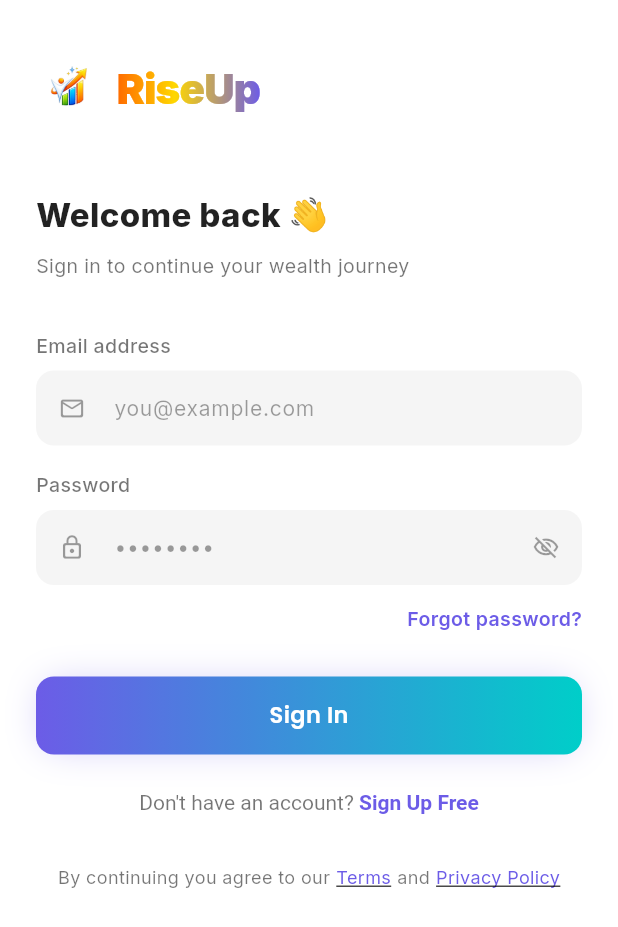
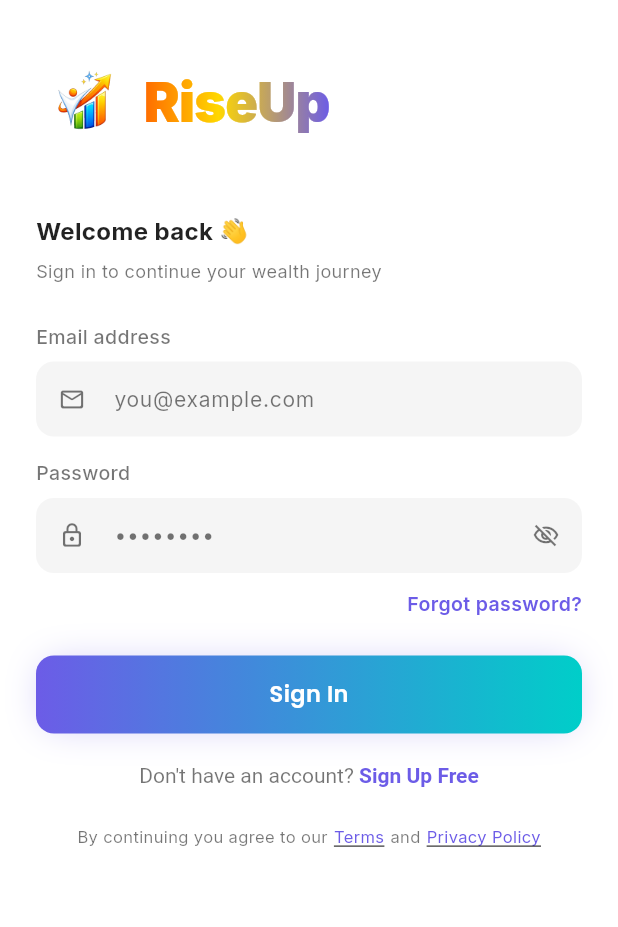
Before and after one commit to exploreofficialzz-star/Rise-Up, a Flutter app: the screen it shows after launch, on a phone screen of 412 x 824 dp. Shown: the top 927 px of the screen. Run offline on Flutter 3.47's test engine with Material 3 defaults, Android fonts, the phone set to English and light mode, and no system bars; drawn by our look-alikes of flutter_animate; our stand-ins replace connectivity_plus, dio, fl_chart, flutter_local_notifications, flutter_markdown, flutter_riverpod and 11 more; accounts and stored records are empty; network calls fail.

Commit message:
Update login_screen.dart

```diff
--- a/frontend/lib/screens/auth/login_screen.dart
+++ b/frontend/lib/screens/auth/login_screen.dart
@@ -5,7 +5,6 @@ import '../../config/app_constants.dart';
 import '../../services/api_service.dart';
 import '../../utils/storage_service.dart';
 import '../../widgets/gradient_button.dart';
-import '../../widgets/app_text_field.dart';
 
 class LoginScreen extends StatefulWidget {
   const LoginScreen({super.key});
@@ -17,6 +16,7 @@ class _LoginScreenState extends State<LoginScreen> {
   final _emailCtrl = TextEditingController();
   final _passCtrl  = TextEditingController();
   bool   _loading  = false;
+  bool   _obscure  = true;
   String? _error;
 
   @override
@@ -64,9 +64,10 @@ class _LoginScreenState extends State<LoginScreen> {
   @override
   Widget build(BuildContext context) {
     final isDark = Theme.of(context).brightness == Brightness.dark;
-    final bgColor = Theme.of(context).scaffoldBackgroundColor;
+    final bgColor = isDark ? Colors.black : Colors.white;
     final textColor = isDark ? Colors.white : Colors.black87;
     final subColor = isDark ? Colors.white60 : Colors.black54;
+    final inputFill = isDark ? const Color(0xFF1A1A2E) : Colors.grey.shade100;
 
     return Scaffold(
       backgroundColor: bgColor,
@@ -78,20 +79,21 @@ class _LoginScreenState extends State<LoginScreen> {
             children: [
               const SizedBox(height: 16),
 
-              // ── Logo + RiseUp ─────────────────────────
+              // ── Logo + RiseUp — top left ───────────────
               Row(
+                mainAxisSize: MainAxisSize.min,
                 children: [
                   Image.asset(
                     'assets/images/riseup_logo.png',
-                    width: 44,
-                    height: 44,
+                    width: 65,
+                    height: 65,
                     errorBuilder: (_, __, ___) => const Icon(
                       Icons.trending_up_rounded,
                       color: Color(0xFFFF6B00),
-                      size: 44,
+                      size: 65,
                     ),
                   ),
-                  const SizedBox(width: 10),
+                  const SizedBox(width: 7),
                   ShaderMask(
                     shaderCallback: (bounds) => const LinearGradient(
                       colors: [
@@ -104,7 +106,7 @@ class _LoginScreenState extends State<LoginScreen> {
                     child: const Text(
                       'RiseUp',
                       style: TextStyle(
-                        fontSize: 28,
+                        fontSize: 36,
                         fontWeight: FontWeight.w900,
                         color: Colors.white,
                         letterSpacing: -0.5,
@@ -114,28 +116,28 @@ class _LoginScreenState extends State<LoginScreen> {
                 ],
               ).animate().fadeIn(duration: 500.ms),
 
-              const SizedBox(height: 44),
+              const SizedBox(height: 40),
 
-              // ── Welcome header ────────────────────────
+              // ── Welcome header ─────────────────────────
               Text(
                 'Welcome back 👋',
                 style: TextStyle(
-                  fontSize: 22,
-                  fontWeight: FontWeight.w800,
+                  fontSize: 16,
+                  fontWeight: FontWeight.w700,
                   color: textColor,
                 ),
-              ).animate().fadeIn(delay: 100.ms).slideY(begin: 0.2),
+              ).animate().fadeIn(delay: 100.ms),
 
-              const SizedBox(height: 6),
+              const SizedBox(height: 4),
 
               Text(
                 'Sign in to continue your wealth journey',
-                style: TextStyle(fontSize: 13, color: subColor),
-              ).animate().fadeIn(delay: 200.ms),
+                style: TextStyle(fontSize: 12, color: subColor),
+              ).animate().fadeIn(delay: 150.ms),
 
-              const SizedBox(height: 32),
+              const SizedBox(height: 24),
 
-              // ── Error ─────────────────────────────────
+              // ── Error ──────────────────────────────────
               if (_error != null)
                 Container(
                   padding: const EdgeInsets.all(12),
@@ -143,40 +145,100 @@ class _LoginScreenState extends State<LoginScreen> {
                   decoration: BoxDecoration(
                     color: AppColors.error.withOpacity(0.15),
                     borderRadius: AppRadius.md,
-                    border: Border.all(color: AppColors.error.withOpacity(0.3)),
+                    border: Border.all(
+                        color: AppColors.error.withOpacity(0.3)),
                   ),
                   child: Row(children: [
-                    const Icon(Icons.error_outline, color: AppColors.error, size: 16),
+                    const Icon(Icons.error_outline,
+                        color: AppColors.error, size: 16),
                     const SizedBox(width: 8),
                     Expanded(child: Text(_error!,
-                        style: TextStyle(color: AppColors.error, fontSize: 13))),
+                        style: TextStyle(
+                            color: AppColors.error, fontSize: 13))),
                   ]),
                 ).animate().fadeIn().shake(),
 
-              // ── Email ─────────────────────────────────
-              AppTextField(
+              // ── Email ──────────────────────────────────
+              Text('Email address',
+                  style: TextStyle(
+                      fontSize: 13,
+                      fontWeight: FontWeight.w500,
+                      color: subColor)),
+              const SizedBox(height: 6),
+              TextField(
                 controller: _emailCtrl,
-                label: 'Email address',
-                hint: 'you@example.com',
                 keyboardType: TextInputType.emailAddress,
-                prefixIcon: Icons.mail_outline_rounded,
+                style: TextStyle(fontSize: 14, color: textColor),
+                decoration: InputDecoration(
+                  hintText: 'you@example.com',
+                  hintStyle: TextStyle(color: subColor, fontSize: 14),
+                  filled: true,
+                  fillColor: inputFill,
+                  border: OutlineInputBorder(
+                    borderRadius: BorderRadius.circular(12),
+                    borderSide: BorderSide.none,
+                  ),
+                  focusedBorder: OutlineInputBorder(
+                    borderRadius: BorderRadius.circular(12),
+                    borderSide: const BorderSide(
+                        color: AppColors.primary, width: 1.5),
+                  ),
+                  contentPadding: const EdgeInsets.symmetric(
+                      horizontal: 16, vertical: 14),
+                  prefixIcon: Icon(Icons.mail_outline_rounded,
+                      color: subColor, size: 18),
+                ),
               ).animate().fadeIn(delay: 300.ms),
 
-              const SizedBox(height: 16),
+              const SizedBox(height: 14),
 
-              // ── Password ──────────────────────────────
-              AppTextField(
+              // ── Password ───────────────────────────────
+              Text('Password',
+                  style: TextStyle(
+                      fontSize: 13,
+                      fontWeight: FontWeight.w500,
+                      color: subColor)),
+              const SizedBox(height: 6),
+              TextField(
                 controller: _passCtrl,
-                label: 'Password',
-                hint: '••••••••',
-                obscureText: true,
-                prefixIcon: Icons.lock_outline_rounded,
+                obscureText: _obscure,
+                style: TextStyle(fontSize: 14, color: textColor),
                 onSubmitted: (_) => _login(),
+                decoration: InputDecoration(
+                  hintText: '••••••••',
+                  hintStyle: TextStyle(color: subColor, fontSize: 14),
+                  filled: true,
+                  fillColor: inputFill,
+                  border: OutlineInputBorder(
+                    borderRadius: BorderRadius.circular(12),
+                    borderSide: BorderSide.none,
+                  ),
+                  focusedBorder: OutlineInputBorder(
+                    borderRadius: BorderRadius.circular(12),
+                    borderSide: const BorderSide(
+                        color: AppColors.primary, width: 1.5),
+                  ),
+                  contentPadding: const EdgeInsets.symmetric(
+                      horizontal: 16, vertical: 14),
+                  prefixIcon: Icon(Icons.lock_outline_rounded,
+                      color: subColor, size: 18),
+                  suffixIcon: IconButton(
+                    icon: Icon(
+                      _obscure
+                          ? Icons.visibility_off_outlined
+                          : Icons.visibility_outlined,
+                      color: subColor,
+                      size: 18,
+                    ),
+                    onPressed: () =>
+                        setState(() => _obscure = !_obscure),
+                  ),
+                ),
               ).animate().fadeIn(delay: 400.ms),
 
-              const SizedBox(height: 12),
+              const SizedBox(height: 10),
 
-              // ── Forgot password ───────────────────────
+              // ── Forgot password ────────────────────────
               Align(
                 alignment: Alignment.centerRight,
                 child: GestureDetector(
@@ -190,18 +252,18 @@ class _LoginScreenState extends State<LoginScreen> {
                 ),
               ).animate().fadeIn(delay: 450.ms),
 
-              const SizedBox(height: 28),
+              const SizedBox(height: 24),
 
-              // ── Sign In button ────────────────────────
+              // ── Sign In button ─────────────────────────
               GradientButton(
                 text: _loading ? 'Signing in...' : 'Sign In',
                 onTap: _loading ? null : _login,
                 isLoading: _loading,
               ).animate().fadeIn(delay: 500.ms),
 
-              const SizedBox(height: 24),
+              const SizedBox(height: 20),
 
-              // ── Sign up link ──────────────────────────
+              // ── Sign up link ───────────────────────────
               Center(
                 child: GestureDetector(
                   onTap: () => context.go('/register'),
@@ -224,31 +286,34 @@ class _LoginScreenState extends State<LoginScreen> {
                 ),
               ).animate().fadeIn(delay: 600.ms),
 
-              const SizedBox(height: 32),
+              const SizedBox(height: 24),
 
-              // ── Legal ─────────────────────────────────
+              // ── Legal ──────────────────────────────────
               Center(
                 child: Wrap(
                   alignment: WrapAlignment.center,
                   spacing: 4,
                   children: [
                     Text('By continuing you agree to our',
-                        style: TextStyle(color: subColor, fontSize: 12)),
+                        style: TextStyle(
+                            color: subColor, fontSize: 11)),
                     GestureDetector(
                       onTap: () => context.go('/terms'),
                       child: Text('Terms',
                           style: TextStyle(
                               color: AppColors.primary,
-                              fontSize: 12,
+                              fontSize: 11,
                               decoration: TextDecoration.underline)),
                     ),
-                    Text('and', style: TextStyle(color: subColor, fontSize: 12)),
+                    Text('and',
+                        style:
+                            TextStyle(color: subColor, fontSize: 11)),
                     GestureDetector(
                       onTap: () => context.go('/privacy'),
                       child: Text('Privacy Policy',
                           style: TextStyle(
                               color: AppColors.primary,
-                              fontSize: 12,
+                              fontSize: 11,
                               decoration: TextDecoration.underline)),
                     ),
                   ],
```
